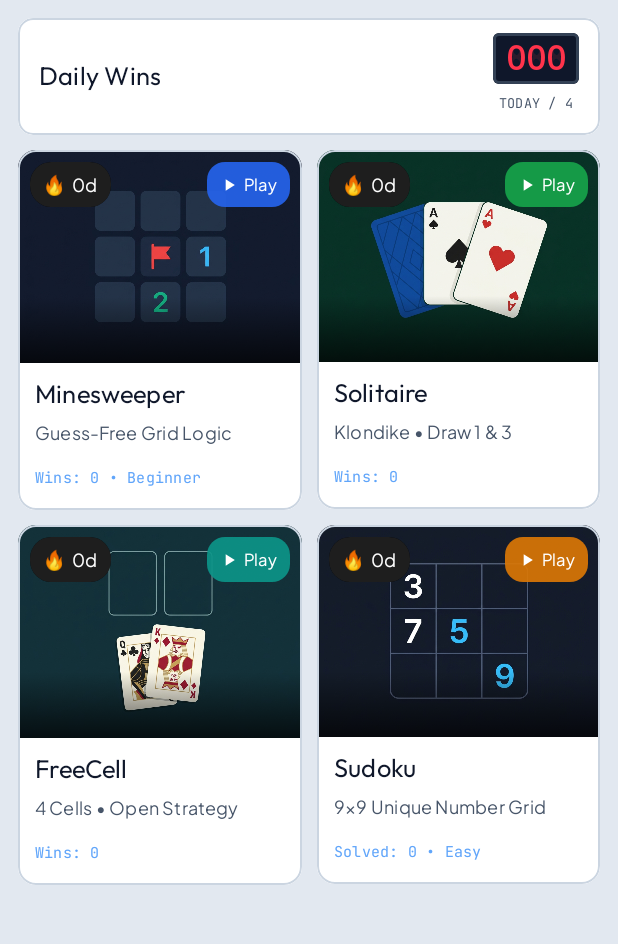
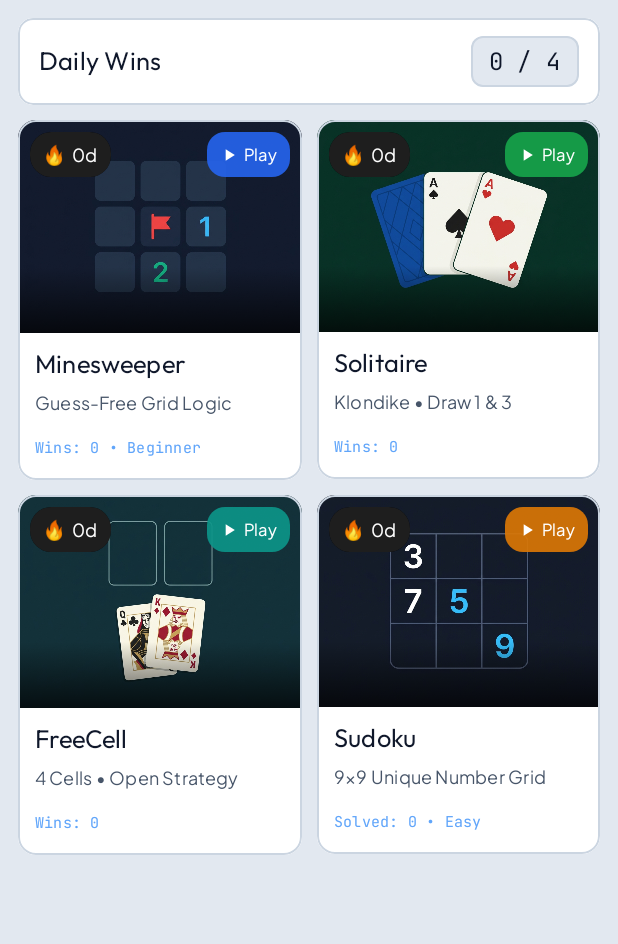
Before and after one commit to codename-cloud/Daily-Boardgames, an Android app built with Jetpack Compose: the screen it shows after launch (MainActivity), on a phone screen of 412 x 824 dp, the part 108-1052 px from its top. Run offline under Robolectric (Android 15) with nearby library versions, the phone set to English and light mode, and no system bars.

Commit message:
feat: update daily wins summary display
Replace the static LED counter with a dynamic progress indicator that reflects daily game completion status and theme-aware styling.

```diff
--- a/app/src/main/java/com/example/home/StartScreen.kt
+++ b/app/src/main/java/com/example/home/StartScreen.kt
@@ -64,7 +64,6 @@ import com.example.minesweeper.data.DailyStreak
 import com.example.minesweeper.haptic.HapticManager
 import com.example.minesweeper.ui.components.DailyStreakBadge
 import com.example.minesweeper.ui.components.DailyStreakDialog
-import com.example.minesweeper.ui.components.DigitalCounter
 import com.example.minesweeper.ui.components.HapticSettingsDialog
 import com.example.ui.theme.JetBrainsMonoFontFamily
 import com.example.ui.theme.LocalIsDarkTheme
@@ -230,15 +229,31 @@ fun StartScreen(
                     horizontalArrangement = Arrangement.spacedBy(10.dp),
                     verticalArrangement = Arrangement.spacedBy(10.dp)
                 ) {
-                    // Signature Minesweeper LED summary strip across top
+                    // Daily Wins summary strip across top
                     item(span = { GridItemSpan(columns) }) {
+                        val totalGames = games.size
+                        val allCompleted = totalGames > 0 && completedTodayCount >= totalGames
+                        val counterBg = when {
+                            allCompleted -> Color(0xFF16A34A).copy(alpha = if (isDark) 0.18f else 0.12f)
+                            else -> colors.pillInactiveBg
+                        }
+                        val counterBorder = when {
+                            allCompleted -> Color(0xFF16A34A).copy(alpha = if (isDark) 0.5f else 0.35f)
+                            else -> colors.cardBorder
+                        }
+                        val counterTextColor = when {
+                            allCompleted -> if (isDark) Color(0xFF4ADE80) else Color(0xFF15803D)
+                            completedTodayCount > 0 -> if (isDark) Color(0xFF60A5FA) else Color(0xFF1D4ED8)
+                            else -> colors.primaryText
+                        }
+
                         Row(
                             modifier = Modifier
                                 .fillMaxWidth()
                                 .clip(RoundedCornerShape(10.dp))
                                 .background(colors.cardBackground)
                                 .border(1.dp, colors.cardBorder, RoundedCornerShape(10.dp))
-                                .padding(horizontal = 14.dp, vertical = 10.dp),
+                                .padding(horizontal = 14.dp, vertical = 12.dp),
                             horizontalArrangement = Arrangement.SpaceBetween,
                             verticalAlignment = Alignment.CenterVertically
                         ) {
@@ -250,14 +265,21 @@ fun StartScreen(
                                 color = colors.primaryText
                             )
 
-                            Column(horizontalAlignment = Alignment.CenterHorizontally) {
-                                DigitalCounter(value = completedTodayCount, testTag = "home_today_counter")
+                            Box(
+                                modifier = Modifier
+                                    .clip(RoundedCornerShape(8.dp))
+                                    .background(counterBg)
+                                    .border(1.dp, counterBorder, RoundedCornerShape(8.dp))
+                                    .padding(horizontal = 12.dp, vertical = 6.dp),
+                                contentAlignment = Alignment.Center
+                            ) {
                                 Text(
-                                    text = "TODAY / 4",
-                                    fontSize = 9.sp,
+                                    text = "$completedTodayCount / $totalGames",
+                                    fontSize = 16.sp,
+                                    fontWeight = FontWeight.Bold,
                                     fontFamily = JetBrainsMonoFontFamily,
-                                    color = colors.secondaryText,
-                                    modifier = Modifier.padding(top = 2.dp)
+                                    color = counterTextColor,
+                                    modifier = Modifier.testTag("home_today_counter")
                                 )
                             }
                         }
```
